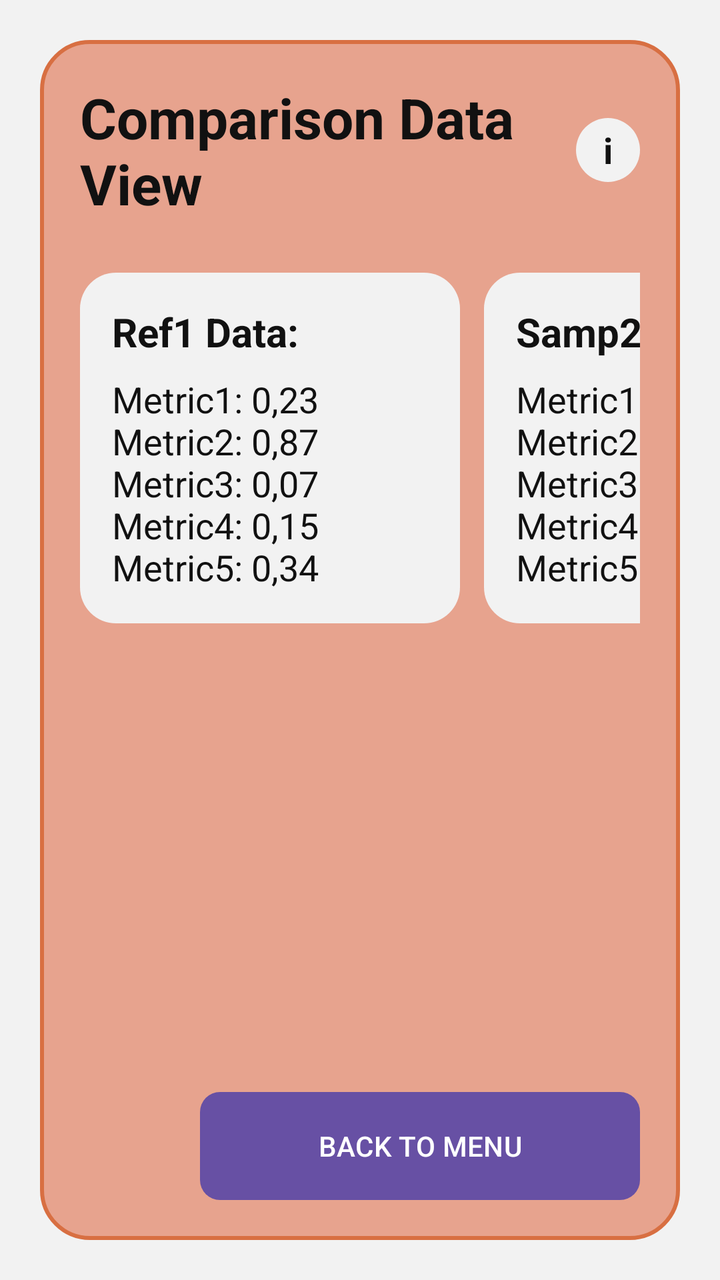
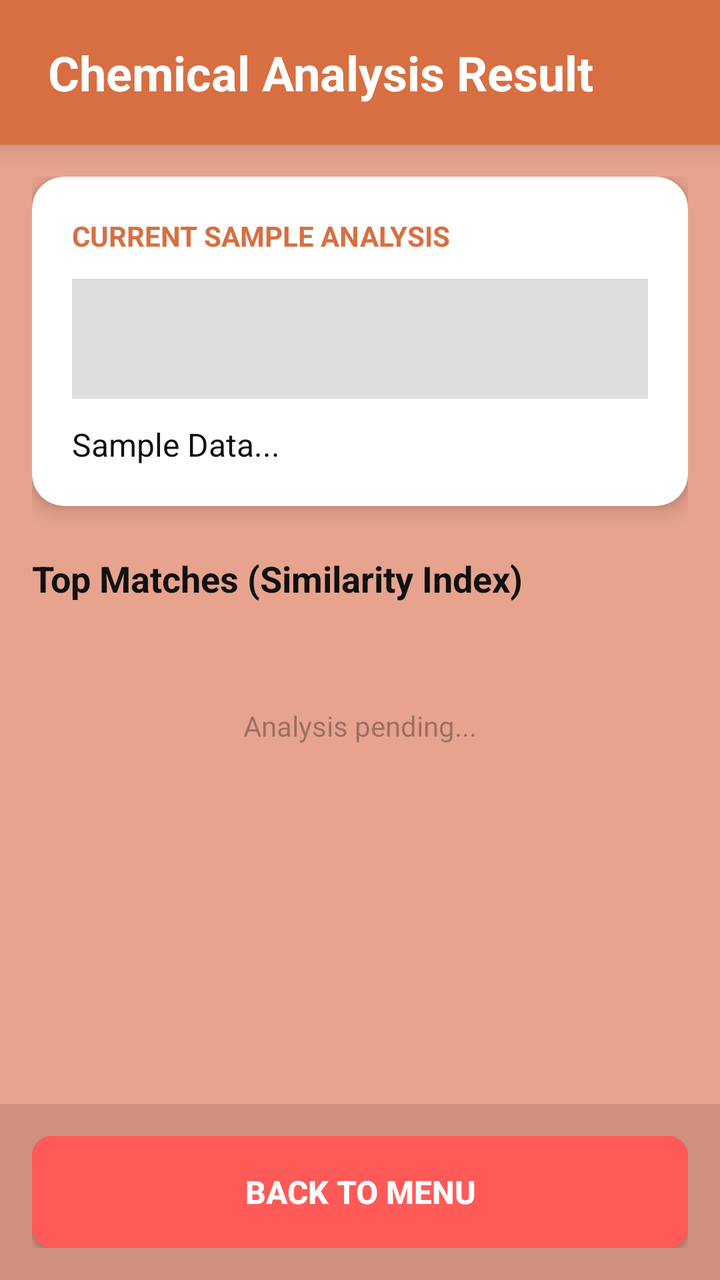

Two renders of the same Android screen: before a commit and after it. Below are the layout's source before the change and the commit's diff.
<!-- AndroidManifest.xml: application theme Theme.FlaCo -->
<!-- res/layout/activity_comparison.xml -->
<?xml version="1.0" encoding="utf-8"?>
<FrameLayout xmlns:android="http://schemas.android.com/apk/res/android"
    android:layout_width="match_parent"
    android:layout_height="match_parent"
    android:background="#F2F2F2"
    android:padding="20dp">

    <LinearLayout
        android:layout_width="match_parent"
        android:layout_height="match_parent"
        android:background="@drawable/bg_screen_panel"
        android:orientation="vertical"
        android:padding="20dp">

        <LinearLayout
            android:layout_width="match_parent"
            android:layout_height="wrap_content"
            android:gravity="center_vertical"
            android:orientation="horizontal">

            <TextView
                android:layout_width="0dp"
                android:layout_height="wrap_content"
                android:layout_weight="1"
                android:text="Comparison Data View"
                android:textColor="@color/text_dark"
                android:textSize="28sp"
                android:textStyle="bold" />

            <TextView
                android:layout_width="32dp"
                android:layout_height="32dp"
                android:background="@drawable/bg_card"
                android:gravity="center"
                android:text="i"
                android:textColor="@color/text_dark"
                android:textSize="18sp"
                android:textStyle="bold" />
        </LinearLayout>

        <Space
            android:layout_width="match_parent"
            android:layout_height="26dp" />

        <HorizontalScrollView
            android:layout_width="match_parent"
            android:layout_height="wrap_content"
            android:scrollbars="none">

            <LinearLayout
                android:layout_width="wrap_content"
                android:layout_height="wrap_content"
                android:orientation="horizontal">

                <LinearLayout
                    android:layout_width="190dp"
                    android:layout_height="wrap_content"
                    android:layout_marginEnd="12dp"
                    android:background="@drawable/bg_card"
                    android:orientation="vertical"
                    android:padding="16dp">

                    <TextView
                        android:layout_width="wrap_content"
                        android:layout_height="wrap_content"
                        android:text="Ref1 Data:"
                        android:textColor="@color/text_dark"
                        android:textSize="20sp"
                        android:textStyle="bold" />

                    <TextView
                        android:layout_width="wrap_content"
                        android:layout_height="wrap_content"
                        android:layout_marginTop="8dp"
                        android:text="Metric1: 0,23&#10;Metric2: 0,87&#10;Metric3: 0,07&#10;Metric4: 0,15&#10;Metric5: 0,34"
                        android:textColor="@color/text_dark"
                        android:textSize="18sp" />
                </LinearLayout>

                <LinearLayout
                    android:layout_width="190dp"
                    android:layout_height="wrap_content"
                    android:layout_marginEnd="12dp"
                    android:background="@drawable/bg_card"
                    android:orientation="vertical"
                    android:padding="16dp">

                    <TextView
                        android:layout_width="wrap_content"
                        android:layout_height="wrap_content"
                        android:text="Samp2 Data:"
                        android:textColor="@color/text_dark"
                        android:textSize="20sp"
                        android:textStyle="bold" />

                    <TextView
                        android:layout_width="wrap_content"
                        android:layout_height="wrap_content"
                        android:layout_marginTop="8dp"
                        android:text="Metric1: 0,23&#10;Metric2: 0,87&#10;Metric3: 0,07&#10;Metric4: 0,15&#10;Metric5: 0,34"
                        android:textColor="@color/text_dark"
                        android:textSize="18sp" />
                </LinearLayout>

                <LinearLayout
                    android:layout_width="190dp"
                    android:layout_height="wrap_content"
                    android:background="@drawable/bg_card"
                    android:orientation="vertical"
                    android:padding="16dp">

                    <TextView
                        android:layout_width="wrap_content"
                        android:layout_height="wrap_content"
                        android:text="Choose next Baseline, Reference, or Sample to compare."
                        android:textColor="@color/text_dark"
                        android:textSize="18sp" />
                </LinearLayout>
            </LinearLayout>
        </HorizontalScrollView>

        <Space
            android:layout_width="match_parent"
            android:layout_height="0dp"
            android:layout_weight="1" />

        <Button
            android:id="@+id/btnBackComparison"
            android:layout_width="220dp"
            android:layout_height="54dp"
            android:layout_gravity="end"
            android:background="@drawable/bg_button_red"
            android:text="BACK TO MENU"
            android:textAllCaps="false"
            android:textColor="@color/white" />
    </LinearLayout>

</FrameLayout>
<!-- resources referenced by this layout -->
<resources>
  <color name="text_dark">#111111</color>
  <color name="white">#FFFFFF</color>
  <!-- drawable bg_button_red (drawable) -->
  <?xml version="1.0" encoding="utf-8"?>
  <shape xmlns:android="http://schemas.android.com/apk/res/android">
      <solid android:color="@color/btn_red" />
      <corners android:radius="10dp" />
  </shape>
  <!-- drawable bg_card (drawable) -->
  <?xml version="1.0" encoding="utf-8"?>
  <shape xmlns:android="http://schemas.android.com/apk/res/android">
      <solid android:color="@color/card_bg" />
      <corners android:radius="18dp" />
  </shape>
  <!-- drawable bg_screen_panel (drawable) -->
  <?xml version="1.0" encoding="utf-8"?>
  <shape xmlns:android="http://schemas.android.com/apk/res/android">
      <solid android:color="@color/mockup_bg" />
      <stroke
          android:width="2dp"
          android:color="@color/panel_border" />
      <corners android:radius="24dp" />
  </shape>
  <style name="Theme.FlaCo" parent="Theme.Material3.DayNight.NoActionBar">
          <item name="android:statusBarColor">@android:color/transparent</item>
          <item name="android:windowLightStatusBar">true</item>
      </style>
  <color name="btn_red">#FF5A57</color>
  <color name="card_bg">#F2F2F2</color>
  <color name="mockup_bg">#E7A38E</color>
  <color name="panel_border">#D86F42</color>
</resources>

<!-- the commit's change to res/layout/activity_comparison.xml (unified diff, before → after) -->
@@ -1,138 +1,127 @@
 <?xml version="1.0" encoding="utf-8"?>
-<FrameLayout xmlns:android="http://schemas.android.com/apk/res/android"
+<LinearLayout xmlns:android="http://schemas.android.com/apk/res/android"
     android:layout_width="match_parent"
     android:layout_height="match_parent"
-    android:background="#F2F2F2"
-    android:padding="20dp">
+    android:background="@color/mockup_bg"
+    android:orientation="vertical">
 
-    <LinearLayout
+    
+    <RelativeLayout
         android:layout_width="match_parent"
-        android:layout_height="match_parent"
-        android:background="@drawable/bg_screen_panel"
-        android:orientation="vertical"
-        android:padding="20dp">
+        android:layout_height="wrap_content"
+        android:background="@color/panel_border"
+        android:paddingHorizontal="24dp"
+        android:paddingVertical="20dp"
+        android:elevation="8dp">
+
+        <TextView
+            android:layout_width="wrap_content"
+            android:layout_height="wrap_content"
+            android:text="Chemical Analysis Result"
+            android:textColor="@color/white"
+            android:textSize="24sp"
+            android:textStyle="bold" />
+    </RelativeLayout>
+
+    <ScrollView
+        android:layout_width="match_parent"
+        android:layout_height="0dp"
+        android:layout_weight="1"
+        android:padding="16dp"
+        android:clipToPadding="false">
 
         <LinearLayout
             android:layout_width="match_parent"
             android:layout_height="wrap_content"
-            android:gravity="center_vertical"
-            android:orientation="horizontal">
+            android:orientation="vertical">
 
-            <TextView
-                android:layout_width="0dp"
+            
+            <androidx.cardview.widget.CardView
+                xmlns:app="http://schemas.android.com/apk/res-auto"
+                android:layout_width="match_parent"
                 android:layout_height="wrap_content"
-                android:layout_weight="1"
-                android:text="Comparison Data View"
-                android:textColor="@color/text_dark"
-                android:textSize="28sp"
-                android:textStyle="bold" />
-
-            <TextView
-                android:layout_width="32dp"
-                android:layout_height="32dp"
-                android:background="@drawable/bg_card"
-                android:gravity="center"
-                android:text="i"
-                android:textColor="@color/text_dark"
-                android:textSize="18sp"
-                android:textStyle="bold" />
-        </LinearLayout>
-
-        <Space
-            android:layout_width="match_parent"
-            android:layout_height="26dp" />
-
-        <HorizontalScrollView
-            android:layout_width="match_parent"
-            android:layout_height="wrap_content"
-            android:scrollbars="none">
-
-            <LinearLayout
-                android:layout_width="wrap_content"
-                android:layout_height="wrap_content"
-                android:orientation="horizontal">
+                android:layout_marginBottom="24dp"
+                app:cardCornerRadius="16dp"
+                app:cardElevation="6dp">
 
                 <LinearLayout
-                    android:layout_width="190dp"
+                    android:layout_width="match_parent"
                     android:layout_height="wrap_content"
-                    android:layout_marginEnd="12dp"
-                    android:background="@drawable/bg_card"
                     android:orientation="vertical"
-                    android:padding="16dp">
+                    android:padding="20dp">
 
                     <TextView
                         android:layout_width="wrap_content"
                         android:layout_height="wrap_content"
-                        android:text="Ref1 Data:"
-                        android:textColor="@color/text_dark"
-                        android:textSize="20sp"
-                        android:textStyle="bold" />
+                        android:text="Current Sample Analysis"
+                        android:textColor="@color/panel_border"
+                        android:textSize="14sp"
+                        android:textStyle="bold"
+                        android:textAllCaps="true"/>
+
+                    <View
+                        android:id="@+id/viewSampleColor"
+                        android:layout_width="match_parent"
+                        android:layout_height="60dp"
+                        android:layout_marginTop="12dp"
+                        android:background="#DDDDDD"/>
 
                     <TextView
-                        android:layout_width="wrap_content"
+                        android:id="@+id/tvSampleDetails"
+                        android:layout_width="match_parent"
                         android:layout_height="wrap_content"
-                        android:layout_marginTop="8dp"
-                        android:text="Metric1: 0,23&#10;Metric2: 0,87&#10;Metric3: 0,07&#10;Metric4: 0,15&#10;Metric5: 0,34"
+                        android:layout_marginTop="12dp"
+                        android:text="Sample Data..."
                         android:textColor="@color/text_dark"
-                        android:textSize="18sp" />
+                        android:textSize="16sp"/>
                 </LinearLayout>
+            </androidx.cardview.widget.CardView>
 
-                <LinearLayout
-                    android:layout_width="190dp"
+            <TextView
+                android:layout_width="wrap_content"
+                android:layout_height="wrap_content"
+                android:text="Top Matches (Similarity Index)"
+                android:textColor="@color/text_dark"
+                android:textSize="18sp"
+                android:textStyle="bold"
+                android:layout_marginBottom="12dp"/>
+
+            <LinearLayout
+                android:id="@+id/llMatchesContainer"
+                android:layout_width="match_parent"
+                android:layout_height="wrap_content"
+                android:orientation="vertical">
+                
+                <TextView
+                    android:id="@+id/tvComparisonResult"
+                    android:layout_width="match_parent"
                     android:layout_height="wrap_content"
-                    android:layout_marginEnd="12dp"
-                    android:background="@drawable/bg_card"
-                    android:orientation="vertical"
-                    android:padding="16dp">
+                    android:gravity="center"
+                    android:padding="40dp"
+                    android:text="Analysis pending..."
+                    android:alpha="0.6"/>
+            </LinearLayout>
 
-                    <TextView
-                        android:layout_width="wrap_content"
-                        android:layout_height="wrap_content"
-                        android:text="Samp2 Data:"
-                        android:textColor="@color/text_dark"
-                        android:textSize="20sp"
-                        android:textStyle="bold" />
+        </LinearLayout>
+    </ScrollView>
 
-                    <TextView
-                        android:layout_width="wrap_content"
-                        android:layout_height="wrap_content"
-                        android:layout_marginTop="8dp"
-                        android:text="Metric1: 0,23&#10;Metric2: 0,87&#10;Metric3: 0,07&#10;Metric4: 0,15&#10;Metric5: 0,34"
-                        android:textColor="@color/text_dark"
-                        android:textSize="18sp" />
-                </LinearLayout>
-
-                <LinearLayout
-                    android:layout_width="190dp"
-                    android:layout_height="wrap_content"
-                    android:background="@drawable/bg_card"
-                    android:orientation="vertical"
-                    android:padding="16dp">
-
-                    <TextView
-                        android:layout_width="wrap_content"
-                        android:layout_height="wrap_content"
-                        android:text="Choose next Baseline, Reference, or Sample to compare."
-                        android:textColor="@color/text_dark"
-                        android:textSize="18sp" />
-                </LinearLayout>
-            </LinearLayout>
-        </HorizontalScrollView>
-
-        <Space
-            android:layout_width="match_parent"
-            android:layout_height="0dp"
-            android:layout_weight="1" />
+    
+    <LinearLayout
+        android:layout_width="match_parent"
+        android:layout_height="wrap_content"
+        android:background="#1A000000"
+        android:padding="16dp">
 
         <Button
             android:id="@+id/btnBackComparison"
-            android:layout_width="220dp"
-            android:layout_height="54dp"
-            android:layout_gravity="end"
+            android:layout_width="match_parent"
+            android:layout_height="56dp"
             android:background="@drawable/bg_button_red"
             android:text="BACK TO MENU"
             android:textAllCaps="false"
-            android:textColor="@color/white" />
+            android:textColor="@color/white"
+            android:textSize="16sp"
+            android:textStyle="bold" />
     </LinearLayout>
 
-</FrameLayout>
+</LinearLayout>
<!-- resource entries referenced after the edit -->
@@ -8,27 +8,12 @@
       <solid android:color="@color/btn_red" />
       <corners android:radius="10dp" />
   </shape>
-  <!-- drawable bg_card (drawable) -->
-  <?xml version="1.0" encoding="utf-8"?>
-  <shape xmlns:android="http://schemas.android.com/apk/res/android">
-      <solid android:color="@color/card_bg" />
-      <corners android:radius="18dp" />
-  </shape>
-  <!-- drawable bg_screen_panel (drawable) -->
-  <?xml version="1.0" encoding="utf-8"?>
-  <shape xmlns:android="http://schemas.android.com/apk/res/android">
-      <solid android:color="@color/mockup_bg" />
-      <stroke
-          android:width="2dp"
-          android:color="@color/panel_border" />
-      <corners android:radius="24dp" />
-  </shape>
-  <style name="Theme.FlaCo" parent="Theme.Material3.DayNight.NoActionBar">
-          <item name="android:statusBarColor">@android:color/transparent</item>
-          <item name="android:windowLightStatusBar">true</item>
+  <style name="Theme.FlaCo" parent="Theme.AppCompat.Light.NoActionBar">
+          
+          <item name="android:statusBarColor">?attr/colorPrimary</item>
+          
       </style>
   <color name="btn_red">#FF5A57</color>
-  <color name="card_bg">#F2F2F2</color>
   <color name="mockup_bg">#E7A38E</color>
   <color name="panel_border">#D86F42</color>
 </resources>
